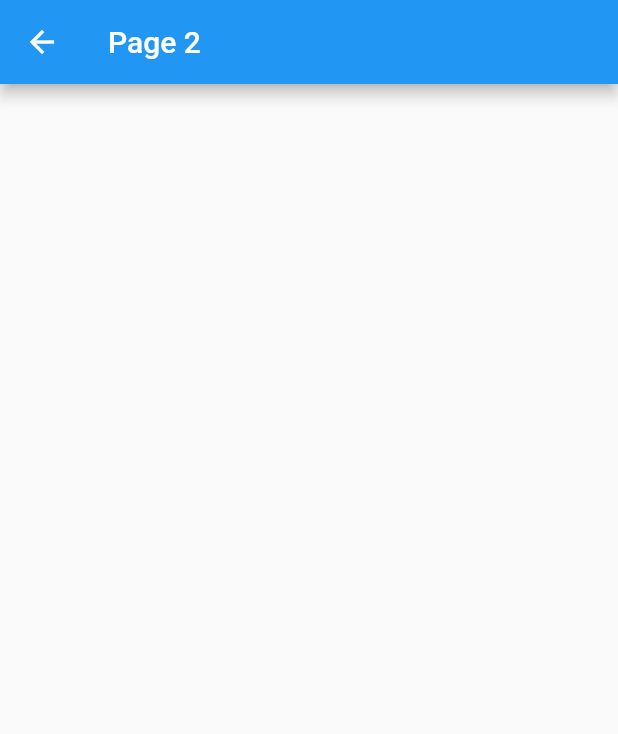
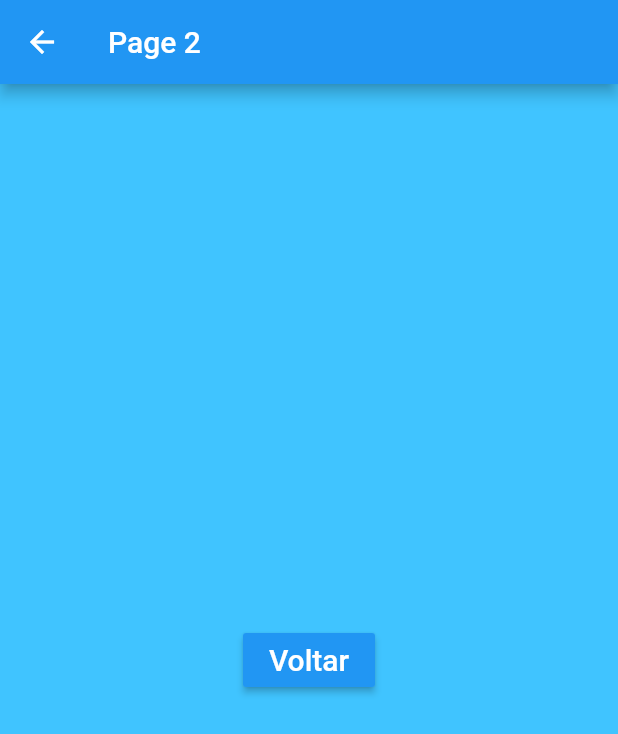
Before and after one commit to Ancora/flutterEssencialBasicWidgets, a Flutter app: the HelloPage2 screen opened directly, on a phone screen of 412 x 824 dp. Shown: the top 734 px of the screen. Run offline on Flutter 3.47's test engine with Material 2 defaults, Android fonts, the phone set to English and light mode, and no system bars.

Commit message:
049-MaterialApp/Widgets/Voltar tela.

```diff
--- a/lib/hello_page2.dart
+++ b/lib/hello_page2.dart
@@ -7,6 +7,30 @@ class HelloPage2 extends StatelessWidget {
       appBar: AppBar(
         title: Text('Page 2'),
       ),
+      body: _body(context),
     );
   }
+
+  _body(context) {
+    return Container(
+      color: Colors.lightBlueAccent,
+      child: Center(
+        child: RaisedButton(
+          color: Colors.blue,
+          child: Text(
+            'Voltar',
+            style: TextStyle(
+              color: Colors.white,
+              fontSize: 20,
+            ),
+          ),
+          onPressed: () => _onClickVoltar(context),
+        ),
+      ),
+    );
+  }
+
+  _onClickVoltar(context) {
+    Navigator.pop(context);
+  }
 }
```
